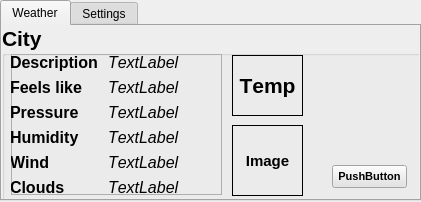
pabsoon/python-with-OWM-API, file WeatherAppGui.ui: the form before one commit.
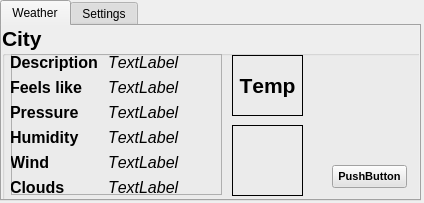
The form after the commit. The open tabs and pages were chosen to show the change. Icons and pictures are not drawn.

Diff of the .ui file:
```diff
--- a/WeatherAppGui.ui
+++ b/WeatherAppGui.ui
@@ -12,8 +12,8 @@
    <rect>
     <x>0</x>
     <y>0</y>
-    <width>421</width>
-    <height>202</height>
+    <width>424</width>
+    <height>203</height>
    </rect>
   </property>
   <property name="sizePolicy">
@@ -34,6 +34,9 @@
   <property name="autoFillBackground">
    <bool>false</bool>
   </property>
+  <property name="toolButtonStyle">
+   <enum>Qt::ToolButtonIconOnly</enum>
+  </property>
   <property name="tabShape">
    <enum>QTabWidget::Triangular</enum>
   </property>
@@ -550,7 +553,10 @@
         <enum>QFrame::Panel</enum>
        </property>
        <property name="text">
-        <string>Image</string>
+        <string/>
+       </property>
+       <property name="pixmap">
+        <pixmap>Files/no_512.png</pixmap>
        </property>
        <property name="scaledContents">
         <bool>true</bool>
```
Left out of the diff: 6 changed lines with no effect on the pictures.
